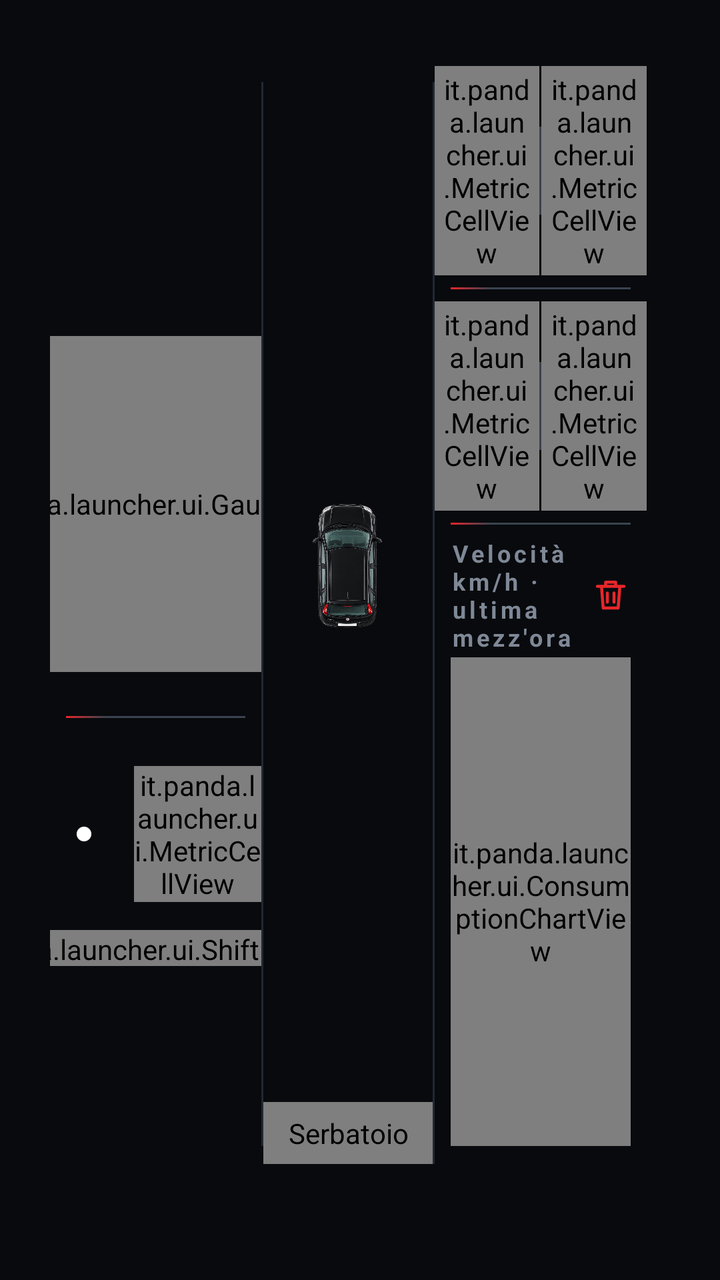
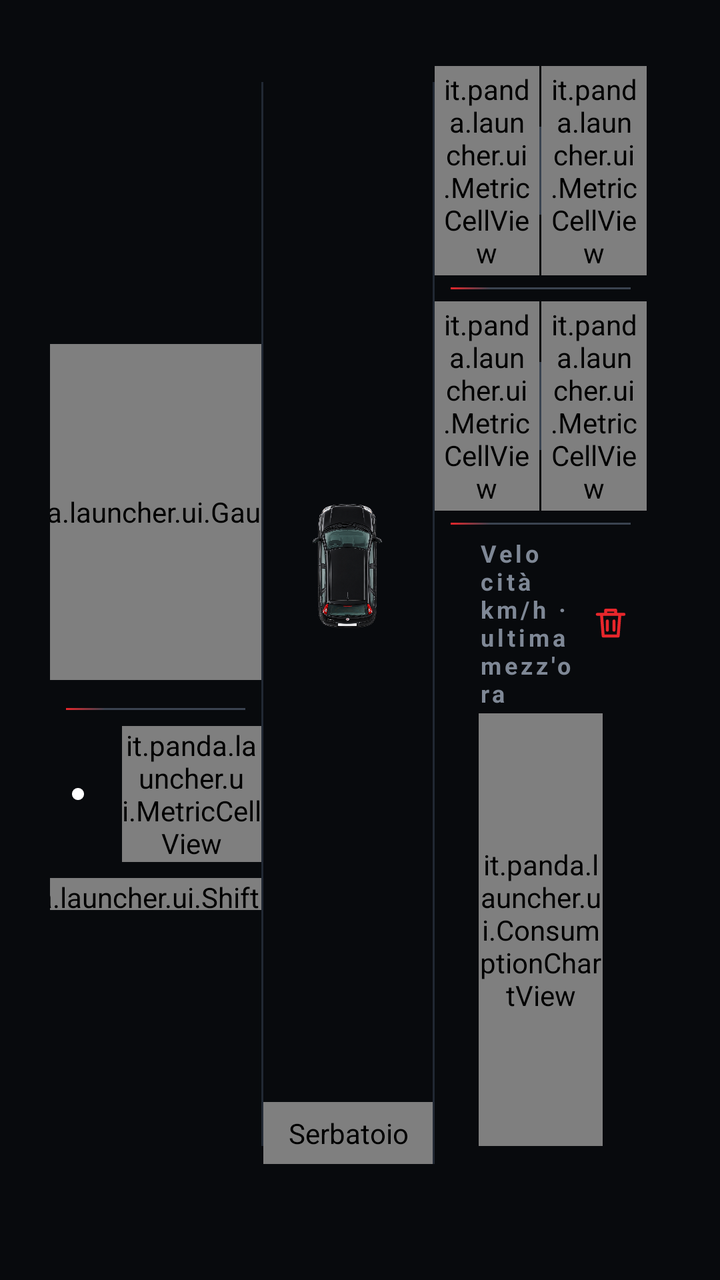

Two renders of the same Android screen: before a commit and after it. Below are the layout's source before the change and the commit's diff.
<!-- AndroidManifest.xml: application theme Theme.Panda -->
<!-- res/layout/page_home.xml -->
<?xml version="1.0" encoding="utf-8"?>
<LinearLayout xmlns:android="http://schemas.android.com/apk/res/android"
    xmlns:app="http://schemas.android.com/apk/res-auto"
    android:layout_width="match_parent"
    android:layout_height="match_parent"
    android:baselineAligned="false"
    android:orientation="horizontal"
    android:paddingStart="25dp"
    android:paddingTop="33dp"
    android:paddingEnd="36.5dp"
    android:paddingBottom="22dp">

    
    <LinearLayout
        android:layout_width="0dp"
        android:layout_height="match_parent"
        android:layout_weight="1"
        android:gravity="center"
        android:orientation="vertical">

        <it.panda.launcher.ui.GaugeView
            android:id="@+id/speed_gauge"
            android:layout_width="210dp"
            android:layout_height="168dp" />

        <View
            android:layout_width="match_parent"
            android:layout_height="1dp"
            android:layout_marginStart="8dp"
            android:layout_marginTop="22dp"
            android:layout_marginEnd="8dp"
            android:layout_marginBottom="24dp"
            android:background="@drawable/bg_sep_racing" />

        
        <LinearLayout
            android:layout_width="wrap_content"
            android:layout_height="wrap_content"
            android:gravity="center_vertical"
            android:orientation="horizontal">

            <ImageView
                android:id="@+id/rpm_shift_arrow"
                android:layout_width="34dp"
                android:layout_height="34dp"
                android:layout_marginEnd="8dp"
                android:contentDescription="@string/shift_up"
                android:src="@drawable/ic_shift_neutral" />

            <it.panda.launcher.ui.MetricCellView
                android:id="@+id/cell_rpm"
                android:layout_width="wrap_content"
                android:layout_height="wrap_content"
                android:background="@android:color/transparent"
                android:paddingStart="0dp"
                android:paddingTop="0dp"
                android:paddingEnd="0dp"
                android:paddingBottom="0dp"
                app:unit="@string/unit_rpm"
                app:valueSize="44sp"
                app:valueTemplate="0,0" />
        </LinearLayout>

        <it.panda.launcher.ui.ShiftLightsView
            android:id="@+id/rpm_bar"
            android:layout_width="210dp"
            android:layout_height="18dp"
            android:layout_marginTop="14dp" />
    </LinearLayout>

    <View
        android:layout_width="1dp"
        android:layout_height="match_parent"
        android:layout_marginTop="8dp"
        android:layout_marginBottom="45dp"
        android:background="@color/line" />

    
    <LinearLayout
        android:layout_width="0dp"
        android:layout_height="match_parent"
        android:layout_weight="0.8"
        android:orientation="vertical">

        <ImageView
            android:id="@+id/car_image"
            android:layout_width="match_parent"
            android:layout_height="0dp"
            android:layout_marginStart="24dp"
            android:layout_marginEnd="24dp"
            android:layout_weight="1"
            android:contentDescription="@string/app_name"
            android:scaleType="fitCenter"
            android:src="@drawable/car_panda_top" />

        
        <LinearLayout
            android:id="@+id/car_data_row"
            android:layout_width="match_parent"
            android:layout_height="wrap_content"
            android:layout_marginTop="18dp"
            android:layout_marginBottom="36dp"
            android:orientation="vertical">

            <it.panda.launcher.ui.MetricCellView
                android:id="@+id/cell_fuel"
                android:layout_width="match_parent"
                android:layout_height="wrap_content"
                android:background="@android:color/transparent"
                android:contentDescription="@string/label_fuel"
                android:paddingStart="0dp"
                android:paddingTop="6dp"
                android:paddingEnd="0dp"
                android:paddingBottom="6dp"
                app:centerContent="true"
                app:icon="fuel"
                app:iconSize="40dp"
                app:valueSize="38sp"
                app:unit="@string/unit_percent" />
        </LinearLayout>
    </LinearLayout>

    <View
        android:layout_width="1dp"
        android:layout_height="match_parent"
        android:layout_marginTop="8dp"
        android:layout_marginBottom="36dp"
        android:background="@color/line" />

    
    <LinearLayout
        android:layout_width="0dp"
        android:layout_height="match_parent"
        android:layout_weight="1"
        android:orientation="vertical"
        android:paddingBottom="45dp">

        <LinearLayout
            android:layout_width="match_parent"
            android:layout_height="wrap_content"
            android:baselineAligned="false"
            android:orientation="horizontal">

            <it.panda.launcher.ui.MetricCellView
                android:id="@+id/cell_distance"
                android:layout_width="0dp"
                android:layout_height="wrap_content"
                android:layout_weight="1"
                android:background="@android:color/transparent"
                android:paddingStart="4dp"
                android:paddingTop="2dp"
                android:paddingEnd="4dp"
                android:paddingBottom="2dp"
                app:centered="true"
                app:label="@string/label_distance"
                app:large="true"
                app:unit="@string/unit_km" />
            <View
                android:layout_width="1dp"
                android:layout_height="44dp"
                android:layout_gravity="center_vertical"
                android:background="@color/line_strong" />
            <it.panda.launcher.ui.MetricCellView
                android:id="@+id/cell_time"
                android:layout_width="0dp"
                android:layout_height="wrap_content"
                android:layout_weight="1"
                android:background="@android:color/transparent"
                android:paddingStart="4dp"
                android:paddingTop="2dp"
                android:paddingEnd="4dp"
                android:paddingBottom="2dp"
                app:centered="true"
                app:label="@string/label_time"
                app:large="true"
                app:unit="" />        </LinearLayout>

        <View
            android:layout_width="match_parent"
            android:layout_height="1dp"
            android:layout_marginStart="8dp"
            android:layout_marginTop="6dp"
            android:layout_marginEnd="8dp"
            android:layout_marginBottom="6dp"
            android:background="@drawable/bg_sep_racing" />

        <LinearLayout
            android:layout_width="match_parent"
            android:layout_height="wrap_content"
            android:baselineAligned="false"
            android:orientation="horizontal">

            <it.panda.launcher.ui.MetricCellView
                android:id="@+id/cell_fuel_pct"
                android:layout_width="0dp"
                android:layout_height="wrap_content"
                android:layout_weight="1"
                android:background="@android:color/transparent"
                android:paddingStart="4dp"
                android:paddingTop="2dp"
                android:paddingEnd="4dp"
                android:paddingBottom="2dp"
                app:centered="true"
                app:label="@string/label_fuel_pct"
                app:large="true"
                app:unit="@string/unit_percent" />
            <View
                android:layout_width="1dp"
                android:layout_height="44dp"
                android:layout_gravity="center_vertical"
                android:background="@color/line_strong" />
            <it.panda.launcher.ui.MetricCellView
                android:id="@+id/cell_fuel_used"
                android:layout_width="0dp"
                android:layout_height="wrap_content"
                android:layout_weight="1"
                android:background="@android:color/transparent"
                android:paddingStart="4dp"
                android:paddingTop="2dp"
                android:paddingEnd="4dp"
                android:paddingBottom="2dp"
                app:centered="true"
                app:label="@string/label_fuel_used"
                app:large="true"
                app:unit="@string/unit_l" />        </LinearLayout>

        
        <LinearLayout
            android:id="@+id/home_detail_block"
            android:layout_width="match_parent"
            android:layout_height="wrap_content"
            android:orientation="vertical"
            android:visibility="gone">

        <View
            android:layout_width="match_parent"
            android:layout_height="1dp"
            android:layout_marginStart="8dp"
            android:layout_marginTop="6dp"
            android:layout_marginEnd="8dp"
            android:layout_marginBottom="6dp"
            android:background="@drawable/bg_sep_racing" />

        <LinearLayout
            android:layout_width="match_parent"
            android:layout_height="wrap_content"
            android:baselineAligned="false"
            android:orientation="horizontal">

            <it.panda.launcher.ui.MetricCellView
                android:id="@+id/cell_avg_speed"
                android:layout_width="0dp"
                android:layout_height="wrap_content"
                android:layout_weight="1"
                android:background="@android:color/transparent"
                android:paddingStart="4dp"
                android:paddingTop="2dp"
                android:paddingEnd="4dp"
                android:paddingBottom="2dp"
                app:centered="true"
                app:label="@string/label_avg_speed"
                app:large="true"
                app:unit="@string/unit_kmh" />
            <View
                android:layout_width="1dp"
                android:layout_height="44dp"
                android:layout_gravity="center_vertical"
                android:background="@color/line_strong" />
            <it.panda.launcher.ui.MetricCellView
                android:id="@+id/cell_cost"
                android:layout_width="0dp"
                android:layout_height="wrap_content"
                android:layout_weight="1"
                android:background="@android:color/transparent"
                android:paddingStart="4dp"
                android:paddingTop="2dp"
                android:paddingEnd="4dp"
                android:paddingBottom="2dp"
                app:centered="true"
                app:label="@string/label_cost"
                app:large="true"
                app:unit="@string/unit_euro" />        </LinearLayout>
        </LinearLayout>

        <View
            android:layout_width="match_parent"
            android:layout_height="1dp"
            android:layout_marginStart="8dp"
            android:layout_marginTop="6dp"
            android:layout_marginEnd="8dp"
            android:layout_marginBottom="6dp"
            android:background="@drawable/bg_sep_racing" />

        
        <LinearLayout
            android:layout_width="match_parent"
            android:layout_height="wrap_content"
            android:gravity="center_vertical"
            android:orientation="horizontal"
            android:paddingStart="8dp"
            android:paddingEnd="0dp">

            <TextView
                style="@style/SectionLabel"
                android:layout_width="0dp"
                android:layout_height="wrap_content"
                android:layout_weight="1"
                android:text="@string/chart_caption_speed" />

            <ImageView
                android:id="@+id/trip_reset_small"
                android:layout_width="36dp"
                android:layout_height="36dp"
                android:background="?android:attr/selectableItemBackgroundBorderless"
                android:clickable="true"
                android:contentDescription="@string/trip_reset"
                android:focusable="true"
                android:padding="8dp"
                android:src="@drawable/ic_reset"
                android:tint="@color/racing" />
        </LinearLayout>

        <it.panda.launcher.ui.ConsumptionChartView
            android:id="@+id/consumption_chart"
            android:layout_width="match_parent"
            android:layout_height="0dp"
            android:layout_marginStart="8dp"
            android:layout_marginTop="2dp"
            android:layout_marginEnd="8dp"
            android:layout_weight="1"
            app:timeAxis="true" />
    </LinearLayout>
</LinearLayout>
<!-- resources referenced by this layout -->
<resources>
  <color name="line">#212833</color>
  <color name="line_strong">#3A4350</color>
  <color name="racing">#E8262B</color>
  <!-- drawable bg_sep_racing (drawable) -->
  <?xml version="1.0" encoding="utf-8"?>
  <shape xmlns:android="http://schemas.android.com/apk/res/android" android:shape="rectangle">
      <gradient
          android:angle="0"
          android:centerColor="#3A4350"
          android:centerX="0.22"
          android:endColor="#3A4350"
          android:startColor="#E8262B" />
  </shape>
  <string name="app_name">Panda Launcher</string>
  <string name="chart_caption_speed">Velocità km/h · ultima mezz\'ora</string>
  <string name="label_avg_speed">Velocità media</string>
  <string name="label_cost">Costo</string>
  <string name="label_distance">Distanza percorsa</string>
  <string name="label_fuel">Serbatoio</string>
  <string name="label_fuel_pct">Carburante consumato</string>
  <string name="label_fuel_used">Benzina consumata</string>
  <string name="label_time">Tempo trascorso</string>
  <string name="shift_up">cambia marcia</string>
  <string name="trip_reset">Azzera i dati</string>
  <string name="unit_euro">€</string>
  <string name="unit_km">km</string>
  <string name="unit_kmh">km/h</string>
  <string name="unit_l">l</string>
  <string name="unit_percent">%</string>
  <string name="unit_rpm">×1000 rpm</string>
  <style name="SectionLabel">
          <item name="android:layout_width">wrap_content</item>
          <item name="android:layout_height">wrap_content</item>
          <item name="android:textColor">@color/muted</item>
          <item name="android:textSize">12sp</item>
          <item name="android:letterSpacing">0.14</item>
          <item name="android:textStyle">bold</item>
      </style>
  <color name="muted">#7F8896</color>
  <color name="bg">#080A0D</color>
  <color name="accent">#FFC400</color>
  <color name="text">#F4F6F8</color>
  <!-- unchanged entries left out for length: 4 -->
</resources>

<!-- the commit's change to res/layout/page_home.xml (unified diff, before → after) -->
@@ -16,7 +16,166 @@
         android:layout_height="match_parent"
         android:layout_weight="1"
         android:gravity="center"
-        android:orientation="vertical">
+        android:orientation="vertical"
+        android:paddingBottom="24dp">
+
+        
+        <LinearLayout
+            android:id="@+id/home_extra_block"
+            android:layout_width="match_parent"
+            android:layout_height="wrap_content"
+            android:orientation="vertical"
+            android:visibility="gone">
+
+        <LinearLayout
+            android:id="@+id/home_nav_block"
+            android:layout_width="match_parent"
+            android:layout_height="wrap_content"
+            android:orientation="vertical">
+
+        <LinearLayout
+            android:layout_width="match_parent"
+            android:layout_height="76dp"
+            android:layout_marginStart="8dp"
+            android:layout_marginEnd="8dp"
+            android:gravity="center_vertical"
+            android:orientation="horizontal">
+
+            <ImageView
+                android:id="@+id/home_nav_arrow"
+                android:layout_width="64dp"
+                android:layout_height="64dp"
+                android:importantForAccessibility="no"
+                android:scaleType="fitCenter"
+                android:src="@drawable/ic_navigation" />
+
+            <LinearLayout
+                android:layout_width="0dp"
+                android:layout_height="wrap_content"
+                android:layout_marginStart="12dp"
+                android:layout_weight="1"
+                android:gravity="center_vertical"
+                android:orientation="vertical">
+
+                <TextView
+                    android:id="@+id/home_nav_distance"
+                    style="@style/TileValue"
+                    android:includeFontPadding="false"
+                    android:singleLine="true"
+                    android:textColor="@color/accent"
+                    android:textSize="30sp" />
+
+                <TextView
+                    android:id="@+id/home_nav_text"
+                    android:layout_width="match_parent"
+                    android:layout_height="wrap_content"
+                    android:layout_marginTop="2dp"
+                    android:ellipsize="end"
+                    android:maxLines="2"
+                    android:textColor="@color/text"
+                    android:textSize="14sp" />
+            </LinearLayout>
+        </LinearLayout>
+
+        
+        <LinearLayout
+            android:layout_width="match_parent"
+            android:layout_height="wrap_content"
+            android:layout_marginTop="8dp"
+            android:baselineAligned="false"
+            android:orientation="horizontal">
+
+            <it.panda.launcher.ui.MetricCellView
+                android:id="@+id/home_nav_time"
+                android:layout_width="0dp"
+                android:layout_height="wrap_content"
+                android:layout_weight="1"
+                android:layout_marginStart="8dp"
+                android:layout_marginEnd="4dp"
+                android:background="@drawable/bg_nav_chip"
+                android:paddingStart="8dp"
+                android:paddingTop="6dp"
+                android:paddingEnd="8dp"
+                android:paddingBottom="6dp"
+                app:centered="true"
+                app:valueSize="22sp"
+                app:unit="" />
+
+            <it.panda.launcher.ui.MetricCellView
+                android:id="@+id/home_nav_arrival"
+                android:layout_width="0dp"
+                android:layout_height="wrap_content"
+                android:layout_weight="1"
+                android:layout_marginStart="4dp"
+                android:layout_marginEnd="8dp"
+                android:background="@drawable/bg_nav_chip"
+                android:paddingStart="8dp"
+                android:paddingTop="6dp"
+                android:paddingEnd="8dp"
+                android:paddingBottom="6dp"
+                app:centered="true"
+                app:valueSize="22sp"
+                app:unit="" />
+        </LinearLayout>
+        </LinearLayout>
+
+        
+        <LinearLayout
+            android:id="@+id/home_radio_block"
+            android:layout_width="match_parent"
+            android:layout_height="76dp"
+            android:layout_marginStart="8dp"
+            android:layout_marginEnd="8dp"
+            android:gravity="center_vertical"
+            android:orientation="horizontal"
+            android:visibility="gone">
+
+            <ImageView
+                android:id="@+id/home_radio_art"
+                android:layout_width="64dp"
+                android:layout_height="64dp"
+                android:importantForAccessibility="no"
+                android:scaleType="fitCenter"
+                android:src="@drawable/ic_album" />
+
+            <LinearLayout
+                android:layout_width="0dp"
+                android:layout_height="wrap_content"
+                android:layout_marginStart="12dp"
+                android:layout_weight="1"
+                android:gravity="center_vertical"
+                android:orientation="vertical">
+
+                <TextView
+                    android:id="@+id/home_radio_title"
+                    style="@style/TileValue"
+                    android:ellipsize="end"
+                    android:includeFontPadding="false"
+                    android:singleLine="true"
+                    android:textColor="@color/accent"
+                    android:textSize="26sp" />
+
+                <TextView
+                    android:id="@+id/home_radio_text"
+                    android:layout_width="match_parent"
+                    android:layout_height="wrap_content"
+                    android:layout_marginTop="2dp"
+                    android:ellipsize="end"
+                    android:maxLines="2"
+                    android:textColor="@color/text"
+                    android:textSize="14sp" />
+            </LinearLayout>
+        </LinearLayout>
+
+        <View
+            android:layout_width="match_parent"
+            android:layout_height="1dp"
+            android:layout_marginStart="8dp"
+            android:layout_marginTop="10dp"
+            android:layout_marginEnd="8dp"
+            android:layout_marginBottom="30dp"
+            android:background="@drawable/bg_sep_racing" />
+        </LinearLayout>
 
         <it.panda.launcher.ui.GaugeView
             android:id="@+id/speed_gauge"
@@ -27,9 +186,9 @@
             android:layout_width="match_parent"
             android:layout_height="1dp"
             android:layout_marginStart="8dp"
-            android:layout_marginTop="22dp"
-            android:layout_marginEnd="8dp"
-            android:layout_marginBottom="24dp"
+            android:layout_marginTop="14dp"
+            android:layout_marginEnd="8dp"
+            android:layout_marginBottom="8dp"
             android:background="@drawable/bg_sep_racing" />
 
         
@@ -41,8 +200,8 @@
 
             <ImageView
                 android:id="@+id/rpm_shift_arrow"
-                android:layout_width="34dp"
-                android:layout_height="34dp"
+                android:layout_width="28dp"
+                android:layout_height="28dp"
                 android:layout_marginEnd="8dp"
                 android:contentDescription="@string/shift_up"
                 android:src="@drawable/ic_shift_neutral" />
@@ -57,15 +216,15 @@
                 android:paddingEnd="0dp"
                 android:paddingBottom="0dp"
                 app:unit="@string/unit_rpm"
-                app:valueSize="44sp"
+                app:valueSize="36sp"
                 app:valueTemplate="0,0" />
         </LinearLayout>
 
         <it.panda.launcher.ui.ShiftLightsView
             android:id="@+id/rpm_bar"
             android:layout_width="210dp"
-            android:layout_height="18dp"
-            android:layout_marginTop="14dp" />
+            android:layout_height="16dp"
+            android:layout_marginTop="8dp" />
     </LinearLayout>
 
     <View
@@ -95,7 +254,6 @@
 
         
         <LinearLayout
-            android:id="@+id/car_data_row"
             android:layout_width="match_parent"
             android:layout_height="wrap_content"
             android:layout_marginTop="18dp"
@@ -297,7 +455,7 @@
             android:layout_height="wrap_content"
             android:gravity="center_vertical"
             android:orientation="horizontal"
-            android:paddingStart="8dp"
+            android:paddingStart="22dp"
             android:paddingEnd="0dp">
 
             <TextView
@@ -324,9 +482,9 @@
             android:id="@+id/consumption_chart"
             android:layout_width="match_parent"
             android:layout_height="0dp"
-            android:layout_marginStart="8dp"
+            android:layout_marginStart="22dp"
             android:layout_marginTop="2dp"
-            android:layout_marginEnd="8dp"
+            android:layout_marginEnd="22dp"
             android:layout_weight="1"
             app:timeAxis="true" />
     </LinearLayout>
<!-- resource entries referenced after the edit -->
@@ -13,6 +13,34 @@
           android:endColor="#3A4350"
           android:startColor="#E8262B" />
   </shape>
+  <!-- drawable ic_album (drawable) -->
+  <?xml version="1.0" encoding="utf-8"?>
+  <vector xmlns:android="http://schemas.android.com/apk/res/android"
+      android:width="64dp" android:height="64dp" android:viewportWidth="64" android:viewportHeight="64"
+      android:tint="?android:attr/textColorSecondary">
+      <path
+          android:strokeColor="#FFFFFFFF"
+          android:strokeWidth="2"
+          android:pathData="M10,4h44a6,6 0 0 1 6,6v44a6,6 0 0 1 -6,6h-44a6,6 0 0 1 -6,-6v-44a6,6 0 0 1 6,-6z" />
+      <path
+          android:strokeColor="#FFFFFFFF"
+          android:strokeWidth="2.4"
+          android:strokeLineCap="round"
+          android:strokeLineJoin="round"
+          android:pathData="M26,43V20l17,-4v22M31,43a5,5 0 1 1 -10,0a5,5 0 0 1 10,0zM48,38a5,5 0 1 1 -10,0a5,5 0 0 1 10,0z" />
+  </vector>
+  <!-- drawable ic_navigation (drawable) -->
+  <?xml version="1.0" encoding="utf-8"?>
+  <vector xmlns:android="http://schemas.android.com/apk/res/android"
+      android:width="24dp" android:height="24dp" android:viewportWidth="24" android:viewportHeight="24"
+      android:tint="?android:attr/textColorSecondary">
+      <path
+          android:strokeColor="#FFFFFFFF"
+          android:strokeWidth="1.6"
+          android:strokeLineCap="round"
+          android:strokeLineJoin="round"
+          android:pathData="M12,2.5L19.5,21 12,16.8 4.5,21z" />
+  </vector>
   <string name="app_name">Panda Launcher</string>
   <string name="chart_caption_speed">Velocità km/h · ultima mezz\'ora</string>
   <string name="label_avg_speed">Velocità media</string>
@@ -38,10 +66,25 @@
           <item name="android:letterSpacing">0.14</item>
           <item name="android:textStyle">bold</item>
       </style>
+  <style name="TileValue">
+          <item name="android:layout_width">wrap_content</item>
+          <item name="android:layout_height">wrap_content</item>
+          <item name="android:textColor">@color/text</item>
+          <item name="android:textSize">24sp</item>
+          <item name="android:textStyle">bold</item>
+          <item name="android:fontFeatureSettings">tnum</item>
+      </style>
   <color name="muted">#7F8896</color>
   <color name="bg">#080A0D</color>
   <color name="accent">#FFC400</color>
   <color name="text">#F4F6F8</color>
+  <!-- drawable bg_nav_chip (drawable) -->
+  <?xml version="1.0" encoding="utf-8"?>
+  <shape xmlns:android="http://schemas.android.com/apk/res/android" android:shape="rectangle">
+      <solid android:color="#12FFFFFF" />
+      <stroke android:width="1dp" android:color="#2EFFFFFF" />
+      <corners android:radius="10dp" />
+  </shape>
   <!-- unchanged entries left out for length: 4 -->
 </resources>
 
